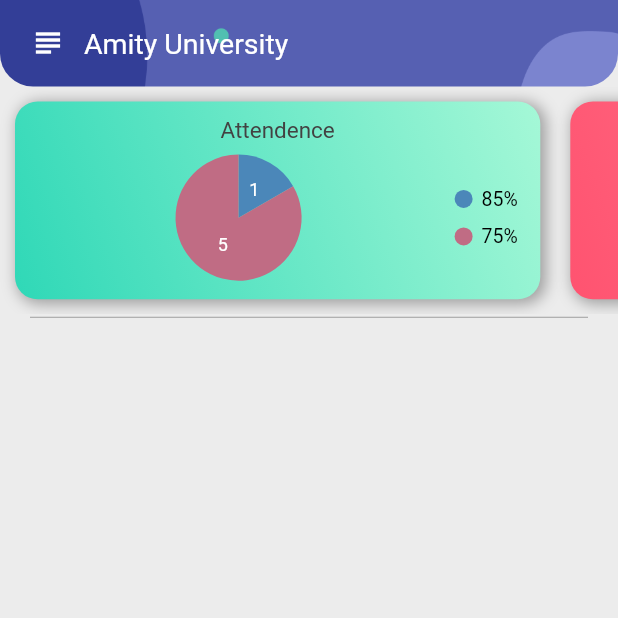
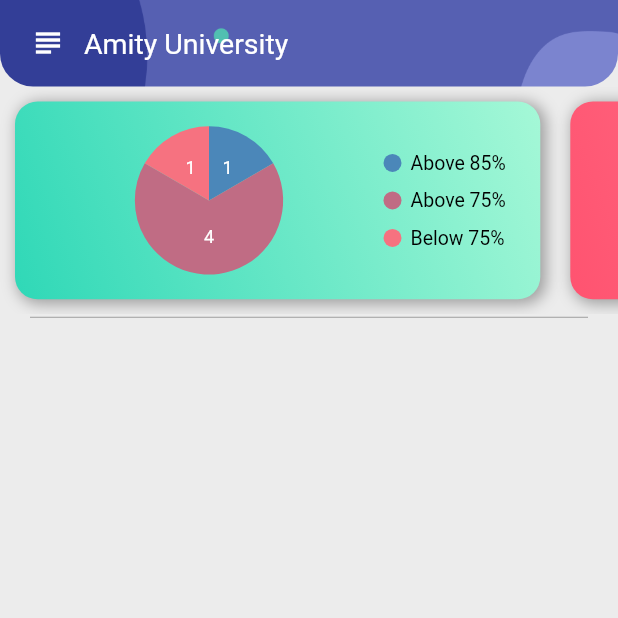
Before and after one commit to XxThunderBlastxX/amizone_app, a Flutter app: the screen it shows after launch, on a phone screen of 412 x 824 dp, the top half of it. Run offline on Flutter 3.47's test engine with Material 2 defaults, Android fonts, the phone set to English and light mode, and no system bars; drawn by our look-alikes of flutter_zoom_drawer; our stand-ins replace syncfusion_flutter_charts.

Commit message:
made graph-padding and alignment

```diff
--- a/lib/screens/home/widgets/dashboardTab.dart
+++ b/lib/screens/home/widgets/dashboardTab.dart
@@ -5,14 +5,16 @@
 class DashboardTabs extends StatelessWidget {
   const DashboardTabs({
     Key? key,
-    this.child,
+    required this.child,
     this.darkColor,
     this.lightColor,
+    this.title,
   }) : super(key: key);
 
-  final Widget? child;
+  final Widget child;
   final Color? darkColor;
   final Color? lightColor;
+  final String? title;
   @override
   Widget build(BuildContext context) {
     Size size = MediaQuery.of(context).size;
--- a/lib/screens/home/widgets/tabCarousel.dart
+++ b/lib/screens/home/widgets/tabCarousel.dart
@@ -21,14 +21,17 @@
             lightColor: kTealLight,
           ),
           DashboardTabs(
+            child: Center(),
             darkColor: kPinkDark,
             lightColor: kPinkLight,
           ),
           DashboardTabs(
+            child: Center(),
             darkColor: kBlueDark,
             lightColor: kBlueLight,
           ),
           DashboardTabs(
+            child: Center(),
             darkColor: kYellowDark,
             lightColor: kYellowLight,
           ),
--- a/lib/widgets/attendence_graph.dart
+++ b/lib/widgets/attendence_graph.dart
@@ -19,40 +19,57 @@
     super.initState();
   }
 
+  //TODO : Add Title as 'Attendance'
   @override
   Widget build(BuildContext context) {
-    return SfCircularChart(
-      title: ChartTitle(text: 'Attendence'),
+    return LayoutBuilder(
+      builder: (context, constraints) => Container(
+        width: constraints.maxWidth * 0.80,
+        height: constraints.maxHeight * 0.85,
+        padding: const EdgeInsets.all(8.0),
+        child: SfCircularChart(
+          // title: ChartTitle(
+          //   text: 'Attendence',
+          // ),
           legend: Legend(
             isVisible: true,
             overflowMode: LegendItemOverflowMode.wrap,
+            isResponsive: true,
+            orientation: LegendItemOrientation.horizontal,
+            width: '${constraints.maxWidth * 0.4}',
+            height: '${constraints.maxHeight * 0.8}',
+            itemPadding: 10.0,
+            // borderWidth: 2.0,
+            // borderColor: Colors.red,
           ),
           tooltipBehavior: _toolTipBehaviour,
           series: <CircularSeries>[
             PieSeries<AttendanceChartData, String>(
-          name: 'Attendance',
-          radius: '${MediaQuery.of(context).size.width * 0.102}',
+              radius: '${MediaQuery.of(context).size.width * 0.12}',
               dataSource: _chartData,
-          xValueMapper: (AttendanceChartData data, _) => data.continent,
-          yValueMapper: (AttendanceChartData data, _) => data.gdp,
+              xValueMapper: (AttendanceChartData data, _) => data.percentage,
+              yValueMapper: (AttendanceChartData data, _) => data.numOfSubjects,
               dataLabelSettings: const DataLabelSettings(isVisible: true),
               enableTooltip: true,
             ),
           ],
+        ),
+      ),
     );
   }
 }
 
 List<AttendanceChartData> getAttendanceChartData() {
   List<AttendanceChartData> chartData = [
-    AttendanceChartData('85%', 1),
-    AttendanceChartData('75%', 5),
+    AttendanceChartData('Above 85%', 1),
+    AttendanceChartData('Above 75%', 4),
+    AttendanceChartData('Below 75%', 1),
   ];
   return chartData;
 }
 
 class AttendanceChartData with ChangeNotifier {
-  String continent;
-  int gdp;
-  AttendanceChartData(this.continent, this.gdp);
+  String percentage;
+  int numOfSubjects;
+  AttendanceChartData(this.percentage, this.numOfSubjects);
 }
--- /dev/null
+++ b/lib/widgets/fees.dart
@@ -0,0 +1,10 @@
+import 'package:flutter/material.dart';
+
+class FeesContent extends StatelessWidget {
+  const FeesContent({Key? key}) : super(key: key);
+
+  @override
+  Widget build(BuildContext context) {
+    return Container();
+  }
+}
```
Lines whose indentation alone changed are shown as unchanged.
